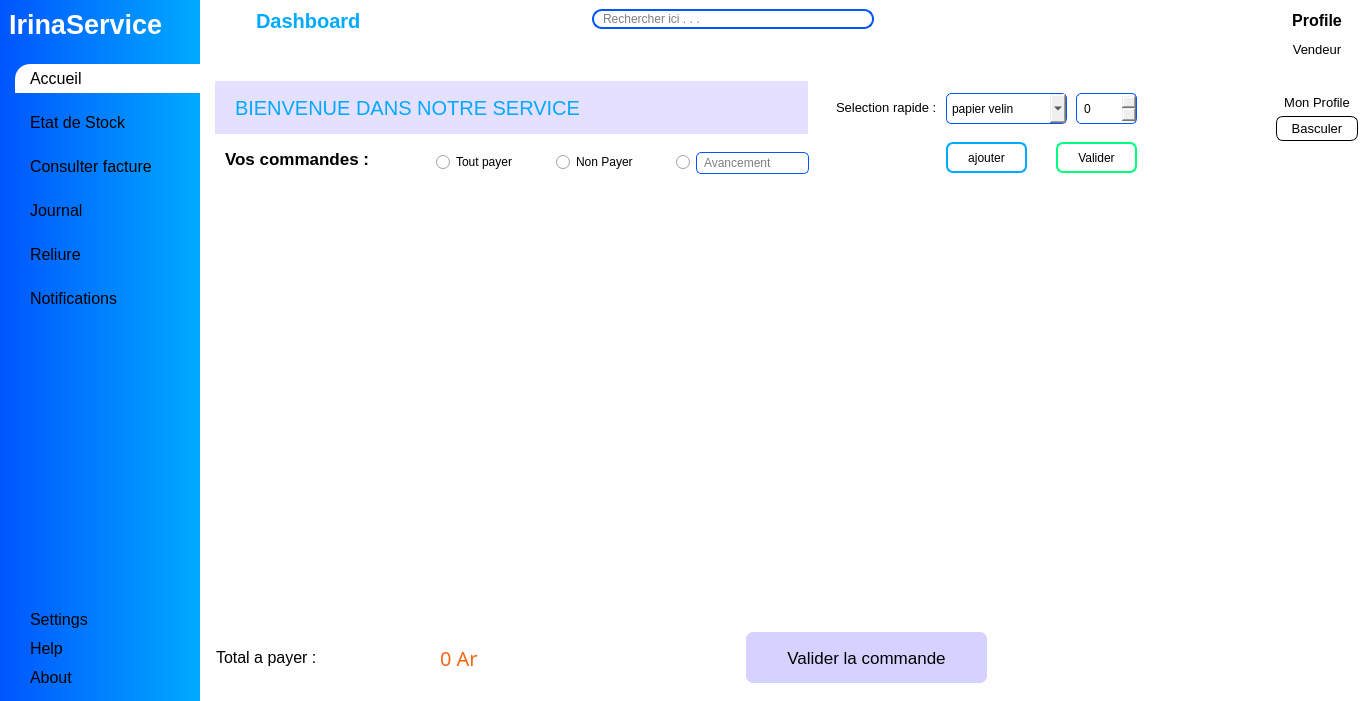
Old version of the form views/main_window.ui in the repository ninohantonio/Store-Management.
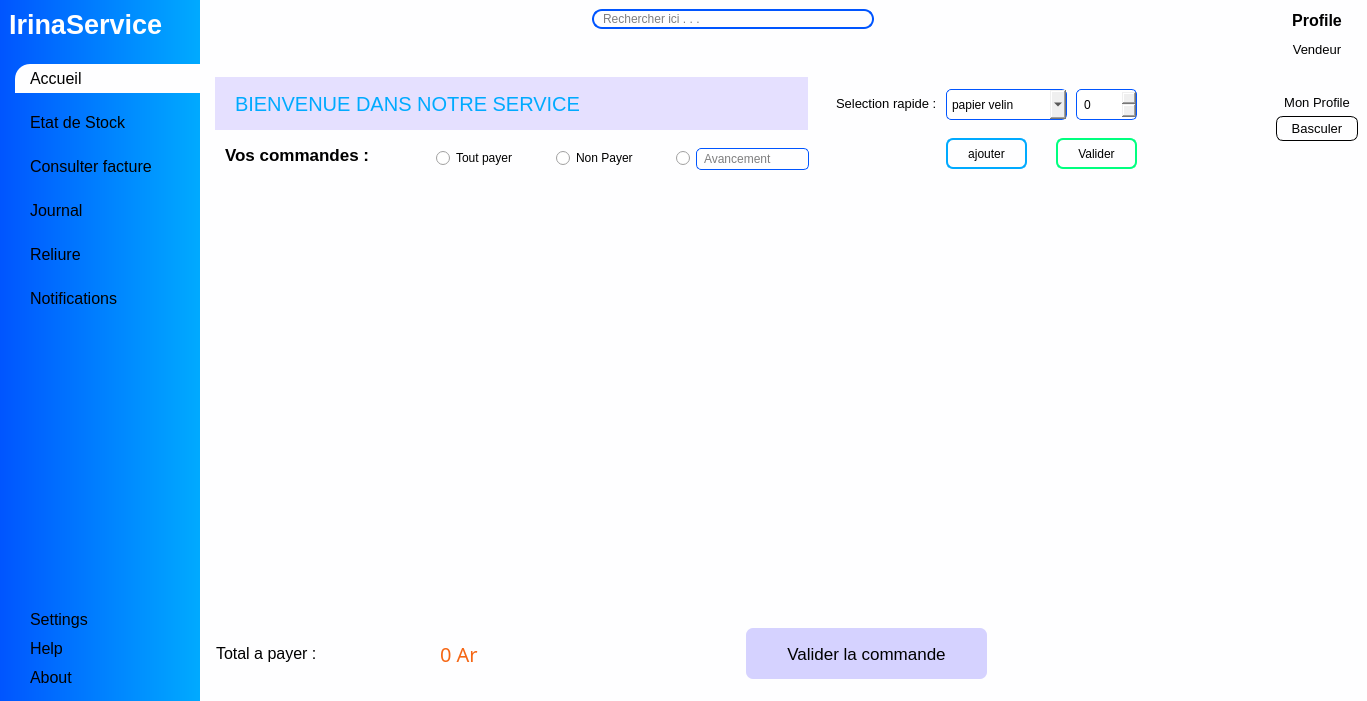
New version of the form. Icons and pictures are not drawn. Custom widgets are drawn as their Qt base class.

The edit to the form file:
```diff
--- a/views/main_window.ui
+++ b/views/main_window.ui
@@ -658,19 +658,6 @@
                </property>
               </widget>
              </item>
-             <item>
-              <widget class="QLabel" name="appHeader">
-               <property name="font">
-                <font>
-                 <pointsize>15</pointsize>
-                 <bold>true</bold>
-                </font>
-               </property>
-               <property name="text">
-                <string>Dashboard</string>
-               </property>
-              </widget>
-             </item>
             </layout>
            </widget>
           </item>
```
